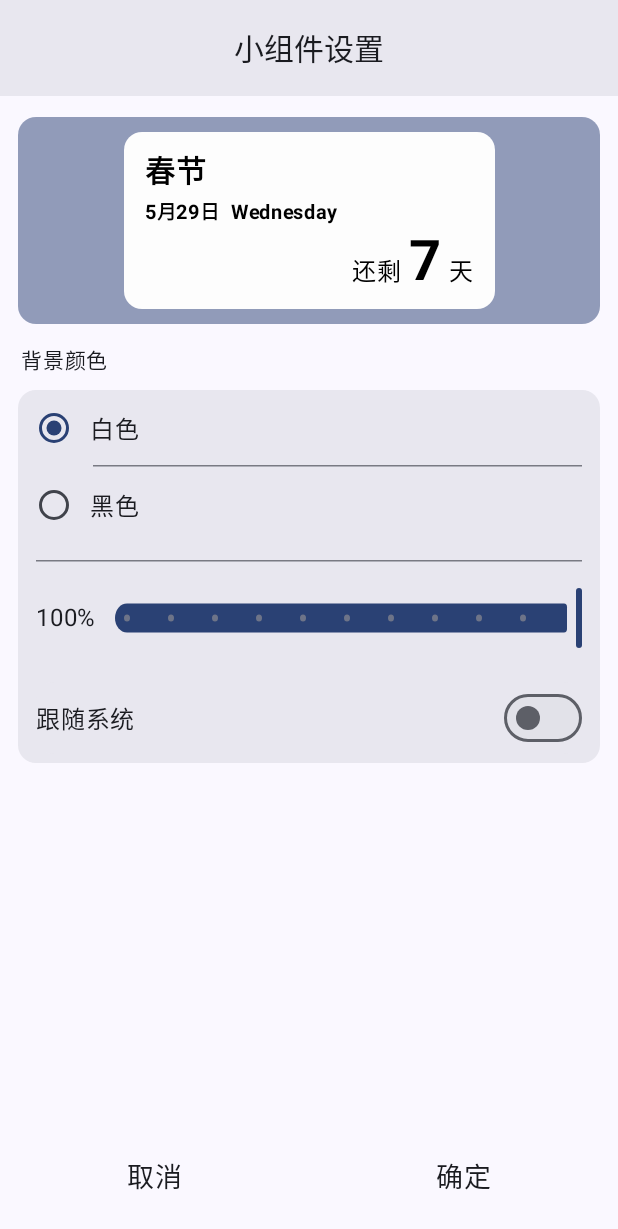
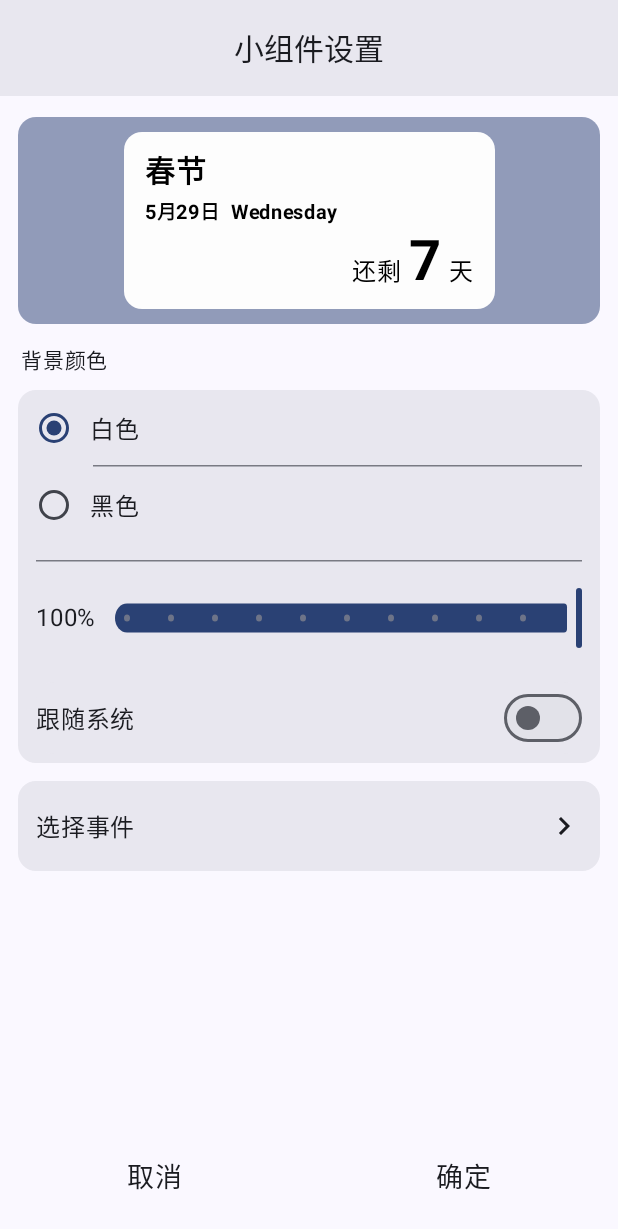
Before and after one commit to fansangg/EventsCountdown, an Android app built with Jetpack Compose: the composable WidgetSettingsPage called with empty values, on a phone screen of 412 x 824 dp. Shown: the top 1229 px of the screen. Run offline under Robolectric (Android 15) with nearby library versions, the phone set to English and light mode, and no system bars; our stand-ins replace Dagger/Hilt's generated code, Room's generated code; libraries missing offline, so code that uses them is left out: androidx.glance, androidx.glance.appwidget.

Commit message:
配置页面添加事件选项 bug修复

```diff
--- a/app/src/main/java/fan/san/eventscountdown/navigation/RouterConfig.kt
+++ b/app/src/main/java/fan/san/eventscountdown/navigation/RouterConfig.kt
@@ -4,4 +4,5 @@ object RouterConfig {
     val HOME = "/"
     val SETTINGS = "/settings/{glanceId}"
     val LOG = "/log"
+    val SELECTEVENT = "/settings/select/{glanceId}"
 }
--- a/app/src/main/java/fan/san/eventscountdown/page/WidgetSettingsPage.kt
+++ b/app/src/main/java/fan/san/eventscountdown/page/setting/WidgetSettingsPage.kt
@@ -1,13 +1,17 @@
-package fan.san.eventscountdown.page
+package fan.san.eventscountdown.page.setting
 
 import android.app.Activity
 import android.appwidget.AppWidgetManager
 import android.content.Context
 import android.content.Intent
+import android.graphics.pdf.PdfDocument.Page
 import android.util.Log
 import androidx.activity.compose.BackHandler
+import androidx.compose.foundation.ExperimentalFoundationApi
 import androidx.compose.foundation.background
 import androidx.compose.foundation.clickable
+import androidx.compose.foundation.combinedClickable
+import androidx.compose.foundation.interaction.MutableInteractionSource
 import androidx.compose.foundation.isSystemInDarkTheme
 import androidx.compose.foundation.layout.Arrangement
 import androidx.compose.foundation.layout.Box
@@ -21,8 +25,13 @@ import androidx.compose.foundation.layout.padding
 import androidx.compose.foundation.layout.size
 import androidx.compose.foundation.selection.selectable
 import androidx.compose.foundation.shape.RoundedCornerShape
+import androidx.compose.material.icons.Icons
+import androidx.compose.material.icons.automirrored.filled.ArrowForward
+import androidx.compose.material.icons.automirrored.filled.KeyboardArrowRight
+import androidx.compose.material.ripple.rememberRipple
 import androidx.compose.material3.ExperimentalMaterial3Api
 import androidx.compose.material3.HorizontalDivider
+import androidx.compose.material3.Icon
 import androidx.compose.material3.MaterialTheme
 import androidx.compose.material3.RadioButton
 import androidx.compose.material3.Slider
@@ -31,10 +40,12 @@ import androidx.compose.material3.Switch
 import androidx.compose.material3.Text
 import androidx.compose.runtime.Composable
 import androidx.compose.runtime.LaunchedEffect
+import androidx.compose.runtime.remember
 import androidx.compose.runtime.rememberCoroutineScope
 import androidx.compose.ui.Alignment
 import androidx.compose.ui.Modifier
 import androidx.compose.ui.draw.alpha
+import androidx.compose.ui.draw.clip
 import androidx.compose.ui.draw.scale
 import androidx.compose.ui.platform.LocalConfiguration
 import androidx.compose.ui.platform.LocalContext
@@ -45,6 +56,7 @@ import androidx.compose.ui.unit.Dp
 import androidx.compose.ui.unit.dp
 import androidx.compose.ui.unit.sp
 import androidx.hilt.navigation.compose.hiltViewModel
+import androidx.navigation.NavHostController
 import fan.san.eventscountdown.common.CommonScaffold
 import fan.san.eventscountdown.common.HDivider
 import fan.san.eventscountdown.common.SpacerH
@@ -52,19 +64,21 @@ import fan.san.eventscountdown.common.SpacerW
 import fan.san.eventscountdown.common.dynamicTextColor
 import fan.san.eventscountdown.common.formatMd
 import fan.san.eventscountdown.common.getWeekDay
+import fan.san.eventscountdown.navigation.Pages
 import fan.san.eventscountdown.utils.CommonUtil
 import fan.san.eventscountdown.viewmodel.SettingsViewModel
 import kotlinx.coroutines.launch
 import kotlin.math.roundToInt
 
-@OptIn(ExperimentalMaterial3Api::class)
+@OptIn(ExperimentalMaterial3Api::class, ExperimentalFoundationApi::class)
 @Composable
-fun WidgetSettingsPage(glanceId: Int) {
+fun WidgetSettingsPage(navHostController: NavHostController,glanceId: Int) {
 
     val context = LocalContext.current
     val scope = rememberCoroutineScope()
 
     Log.d("fansangg", "#WidgetSettingsPage: glanceId == $glanceId")
+
 
 
     val viewModel = hiltViewModel<SettingsViewModel>()
@@ -105,6 +119,35 @@ fun WidgetSettingsPage(glanceId: Int) {
                 SpacerH(height = 8.dp)
 
                 AttributeSetting(viewModel)
+
+                SpacerH(height = 12.dp)
+
+                Column(
+                    modifier = Modifier
+                        .fillMaxWidth()
+                        .height(60.dp)
+                        .padding(horizontal = 12.dp)
+                        .clip(shape = RoundedCornerShape(12.dp))
+                        .background(
+                            MaterialTheme.colorScheme.surfaceContainerHigh
+                        ).clickable {
+                            navHostController.navigate(route = Pages.SelectEvent.withParam(glanceId))
+                        }
+                , verticalArrangement = Arrangement.Center){
+                    Row(modifier = Modifier
+                        .fillMaxWidth()
+                        .padding(horizontal = 12.dp), horizontalArrangement = Arrangement.SpaceBetween){
+                        Text(
+                            text = "选择事件",
+                            fontSize = 16.sp,
+                        )
+
+                        Icon(
+                            imageVector = Icons.AutoMirrored.Filled.KeyboardArrowRight,
+                            contentDescription = "jump"
+                        )
+                    }
+                }
             }
 
             Row(
```
Also changed, not shown: app/src/main/java/fan/san/eventscountdown/navigation/Pages.kt (+7 -2 lines), app/src/main/java/fan/san/eventscountdown/page/NavHostPage.kt (+12 -3 lines), app/src/main/java/fan/san/eventscountdown/page/home/HomeEvents.kt (+7 -7 lines), app/src/main/java/fan/san/eventscountdown/page/home/HomePage.kt (+19 -15 lines), app/src/main/java/fan/san/eventscountdown/page/setting/SelectWidgetEventsPage.kt (added, +15 -0 lines).
